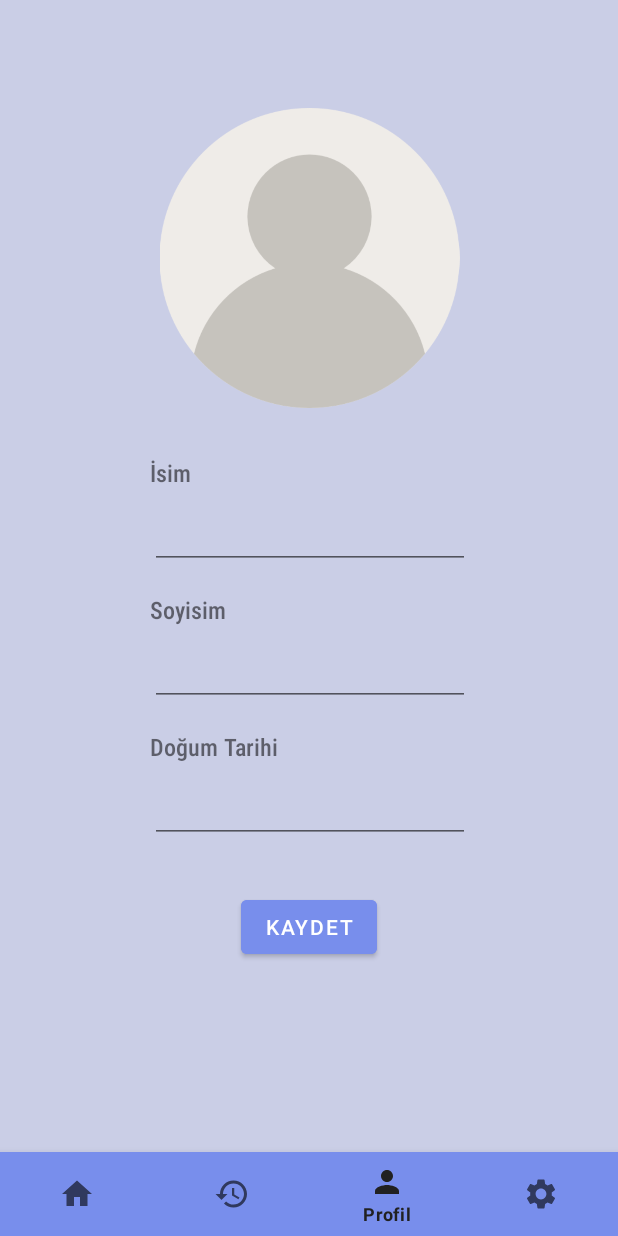
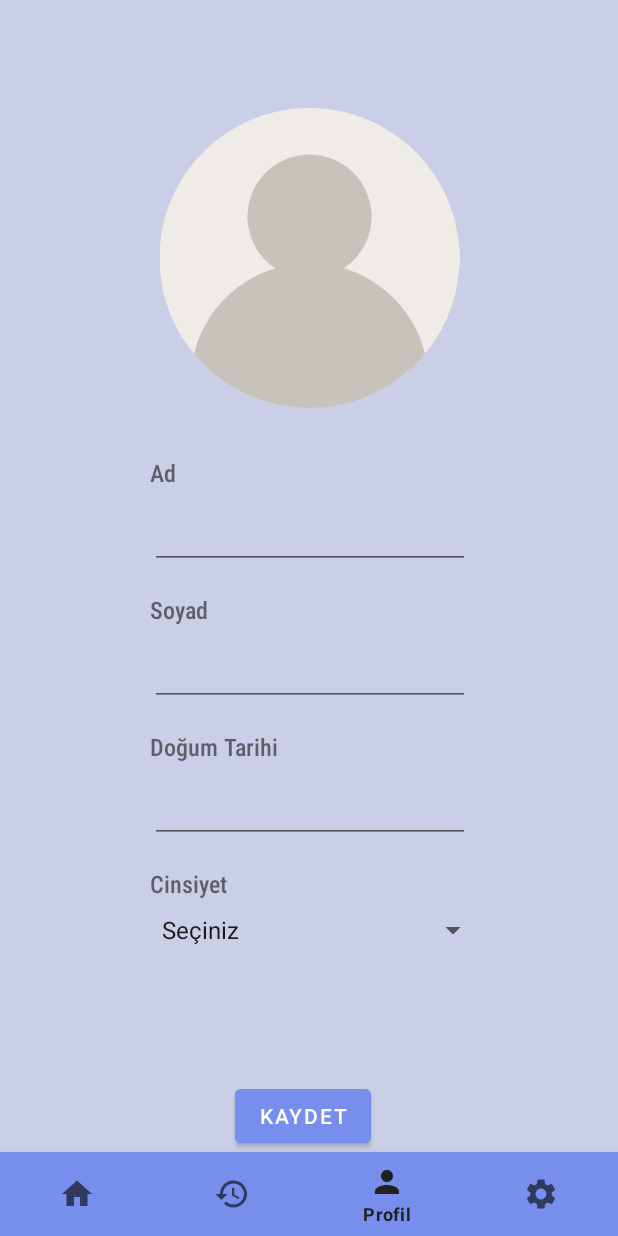
Before and after one commit to aleynaelif/Arcana, an Android app: the ProfileFragment screen opened through its navigation route, on a phone screen of 412 x 824 dp. Run offline under Robolectric (Android 15) with nearby library versions, the phone set to English and light mode, and no system bars; our stand-ins replace navigation-ui.

Commit message:
profile page updated

```diff
--- a/app/src/main/java/com/leys/arcana/ProfileFragment.kt
+++ b/app/src/main/java/com/leys/arcana/ProfileFragment.kt
@@ -1,11 +1,15 @@
 package com.leys.arcana
 
+import android.content.res.Resources
+import android.database.sqlite.SQLiteDatabase
+import android.graphics.Bitmap
 import android.os.Bundle
 import androidx.fragment.app.Fragment
 import android.view.LayoutInflater
 import android.view.View
 import android.view.ViewGroup
-import com.leys.arcana.databinding.FragmentOneCardBinding
+import android.widget.ArrayAdapter
+import android.widget.Spinner
 import com.leys.arcana.databinding.FragmentProfileBinding
 
 
@@ -13,6 +17,8 @@ class ProfileFragment : Fragment() {
 
     private var _binding: FragmentProfileBinding? = null
     private val binding get() = _binding!!
+    var selectedBitmap : Bitmap? = null
+    private lateinit var database : SQLiteDatabase
 
 
     override fun onCreate(savedInstanceState: Bundle?) {
@@ -24,10 +30,28 @@ class ProfileFragment : Fragment() {
         savedInstanceState: Bundle?
     ): View? {
         _binding = FragmentProfileBinding.inflate(inflater, container,false)
-        return binding.root
+        val view = binding.root
+
+        // Find the Spinner in the layout
+        val spinnerGender: Spinner = binding.spinner
+
+        // Define an array of gender options
+        val genderOptions = resources.getStringArray(R.array.gender_options)
+
+        // Create an ArrayAdapter using the string array and a default spinner layout
+        val adapter = ArrayAdapter(requireContext(), android.R.layout.simple_spinner_item, genderOptions)
+
+        // Specify the layout to use when the list of choices appears
+        adapter.setDropDownViewResource(android.R.layout.simple_spinner_dropdown_item)
+
+        // Apply the adapter to the spinner
+        spinnerGender.adapter = adapter
+
+        return view
     }
 
     override fun onViewCreated(view: View, savedInstanceState: Bundle?) {
         super.onViewCreated(view, savedInstanceState)
+
     }
 }
--- a/app/src/main/res/layout/fragment_profile.xml
+++ b/app/src/main/res/layout/fragment_profile.xml
@@ -1,7 +1,6 @@
 <?xml version="1.0" encoding="utf-8"?>
 
-    <androidx.constraintlayout.widget.ConstraintLayout
-
+<ScrollView
     xmlns:android="http://schemas.android.com/apk/res/android"
     xmlns:app="http://schemas.android.com/apk/res-auto"
     xmlns:tools="http://schemas.android.com/tools"
@@ -9,8 +8,25 @@
     android:layout_width="match_parent"
     android:layout_height="match_parent"
     tools:context=".ProfileFragment"
-        android:background="@color/backgroundBeige">
+    android:background="@color/backgroundBeige"
+    android:fillViewport="true">
 
+    <androidx.constraintlayout.widget.ConstraintLayout
+        android:layout_width="match_parent"
+        android:layout_height="wrap_content">
+
+        <TextView
+            android:id="@+id/GenderTextView"
+            android:layout_width="wrap_content"
+            android:layout_height="wrap_content"
+            android:layout_marginTop="16dp"
+            android:fontFamily="sans-serif-condensed-medium"
+            android:text="@string/gender"
+            android:textSize="16sp"
+            app:layout_constraintEnd_toEndOf="parent"
+            app:layout_constraintHorizontal_bias="0.0"
+            app:layout_constraintStart_toStartOf="@+id/editTextDate2"
+            app:layout_constraintTop_toBottomOf="@+id/editTextDate2" />
 
         <ImageView
             android:id="@+id/imageView2"
@@ -101,11 +117,22 @@
             android:id="@+id/button"
             android:layout_width="wrap_content"
             android:layout_height="wrap_content"
-        android:layout_marginTop="32dp"
+            android:backgroundTint="@color/buttonBrown"
             android:text="@string/Save"
-        android:backgroundTint="@color/buttonBrown"
+            app:layout_constraintBottom_toBottomOf="parent"
             app:layout_constraintEnd_toEndOf="parent"
-        app:layout_constraintStart_toStartOf="parent"
-        app:layout_constraintTop_toBottomOf="@+id/editTextDate2" />
+            app:layout_constraintHorizontal_bias="0.487"
+            app:layout_constraintStart_toStartOf="parent" />
+
+        <Spinner
+            android:id="@+id/spinner"
+            android:layout_width="wrap_content"
+            android:layout_height="wrap_content"
+            android:layout_marginTop="8dp"
+            app:layout_constraintEnd_toEndOf="parent"
+            app:layout_constraintHorizontal_bias="0.0"
+            app:layout_constraintStart_toStartOf="@+id/GenderTextView"
+            app:layout_constraintTop_toBottomOf="@+id/GenderTextView" />
 
     </androidx.constraintlayout.widget.ConstraintLayout>
+</ScrollView>
--- a/app/src/main/res/values/strings.xml
+++ b/app/src/main/res/values/strings.xml
@@ -1,15 +1,15 @@
 <resources>
     <string name="app_name">Arcana</string>
     <string name="welcome">Arcana\'ya Hoşgeldin!</string>
-    <string name="_1_card_spread">1 Kart Açılımı</string>
-    <string name="_7_card_spread">7 Kart Açılımı</string>
-    <string name="_5_card_spread">5 Kart Açılımı</string>
+    <string name="_1_card_spread">Bir Kart Açılımı</string>
+    <string name="_7_card_spread">Yedi Kart Açılımı</string>
+    <string name="_5_card_spread">Beş Kart Açılımı</string>
     <string name="horseshoe_spread">At Nalı Açılımı</string>
     <string name="celt_c_cross_spread">Celtıc Cross Açılımı</string>
-    <string name="_3_card_spread">3 Card Açılımı</string>
-    <string name="email">Email</string>
-    <string name="name">İsim</string>
-    <string name="Surname">Soyisim</string>
+    <string name="_3_card_spread">Üç Kart Açılımı</string>
+    <string name="email">E-mail</string>
+    <string name="name">Ad</string>
+    <string name="Surname">Soyad</string>
     <string name="DateOfBirth">Doğum Tarihi</string>
     <string name="Save">Kaydet</string>
     <string name="Home">Anasayfa</string>
@@ -25,11 +25,19 @@
     <string name="lucky">Şanslı Hissediyorum!</string>
     <string name="send_tarot">Falı Yorumla</string>
     <string name="card_selected_text">Kartın Seçildi!</string>
-    <string name="select_a_theme">Fal Konusunu Seç</string>
+    <string name="select_a_theme">Fal Konusu Seç</string>
     <string name="general_theme">Genel</string>
     <string name="love_theme">Aşk</string>
     <string name="Career_theme">Kariyer</string>
     <string name="get_reading">Falını Yorumlat!</string>
     <string name="forgot_password_info">Şifrenin sıfırlanması için sana sihirli bir mail göndereceğiz!</string>
+    <string name="gender">Cinsiyet</string>
+
+    <string-array name="gender_options">
+        <item>Seçiniz</item>
+        <item>Kadın</item>
+        <item>Erkek</item>
+        <item>Belirtmek İstemiyorum</item>
+    </string-array>
 
 </resources>
```
Also changed, not shown: app/src/main/java/com/leys/arcana/MainActivity.kt (line endings or trailing spaces), 1 other file. Lines whose indentation alone changed are shown as unchanged.
